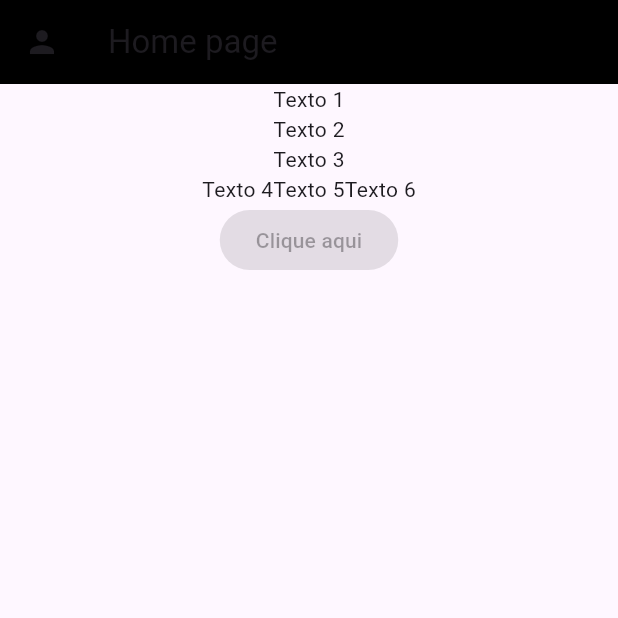
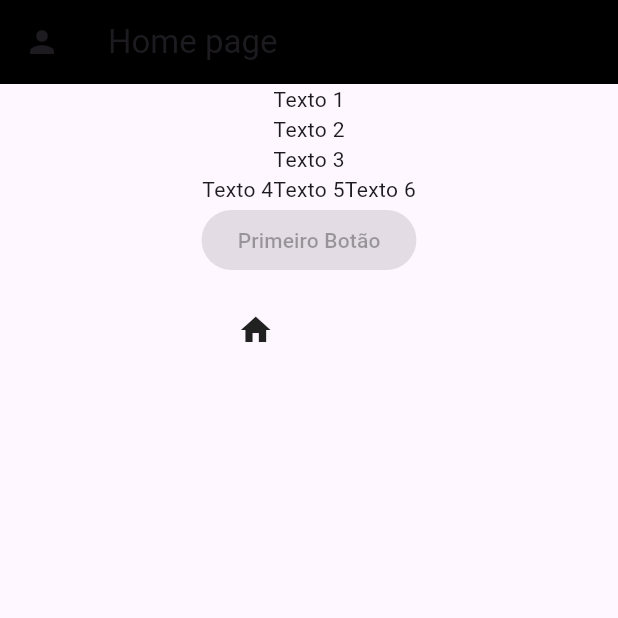
Before and after one commit to Dragonrhs/Flutter_Pae, a Flutter app: the screen it shows after launch, on a phone screen of 412 x 824 dp, the top half of it. Run offline on Flutter 3.47's test engine with Material 3 defaults, Android fonts, the phone set to English and light mode, and no system bars; statements that could not run were skipped.

Commit message:
<feat>[]: adicionado padding

```diff
--- a/Aula2/aula2_flutter/lib/main.dart
+++ b/Aula2/aula2_flutter/lib/main.dart
@@ -58,22 +58,20 @@ class Homepage extends StatelessWidget{
              Text("Texto 6"),
           ],
           ),
-
-
-        ElevatedButton(
-          onPressed:null,
-
-          child: Text("Clique aqui")
-        ),
-
-
-
-        ]
-      )
-
-
-  );
-
-
+     ElevatedButton(
+            onPressed: () {
+              print('Botão clicado');
+            },
+            child: const Text('Primeiro Botão'),
+          ),
+          const Padding(
+            padding: EdgeInsets.only(top: 24, bottom: 4, left: 16, right: 87),
+            child: Icon(
+              Icons.home,
+            ),
+          ),
+        ],
+      ),
+    );
+  }
 }
-}
```
